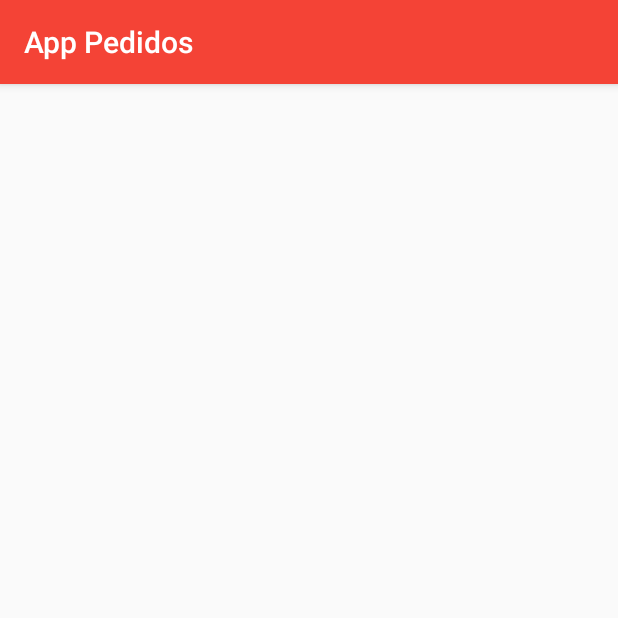
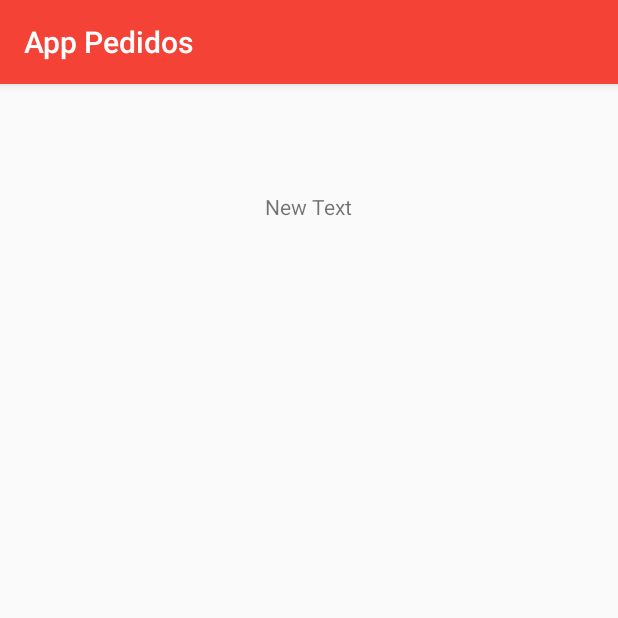
Before and after one commit to gfernandez21/AppPedidos, an Android app: the CantidadActivity screen opened directly, with no data from a screen before it, on a phone screen of 412 x 824 dp, the top half of it. Run offline under Robolectric (Android 15) with nearby library versions, the phone set to English and light mode, and no system bars.

Commit message:
cambios 6

```diff
--- a/app/src/main/AndroidManifest.xml
+++ b/app/src/main/AndroidManifest.xml
@@ -39,7 +39,6 @@
         <activity
             android:name=".ModificarActivity"
             android:label="@string/title_ModificarActivity" />
-        <activity android:name=".NavActivity" />
         <activity android:name=".CantidadActivity" />
         <activity
             android:name=".Correo"
--- a/app/src/main/java/net/gabrielf/apppedidos/CantidadActivity.java
+++ b/app/src/main/java/net/gabrielf/apppedidos/CantidadActivity.java
@@ -2,12 +2,18 @@ package net.gabrielf.apppedidos;
 
 import android.support.v7.app.AppCompatActivity;
 import android.os.Bundle;
+import android.widget.TextView;
 
 public class CantidadActivity extends AppCompatActivity {
-
+    private TextView lblmensaje;
     @Override
     protected void onCreate(Bundle savedInstanceState) {
         super.onCreate(savedInstanceState);
         setContentView(R.layout.activity_cantidad);
+        lblmensaje=(TextView)findViewById(R.id.lbl_mensaje);
+        Bundle parametros=getIntent().getExtras();
+        if (parametros != null){
+            lblmensaje.setText(parametros.getString("data"));
+        }
     }
 }
--- a/app/src/main/java/net/gabrielf/apppedidos/MainActivity.java
+++ b/app/src/main/java/net/gabrielf/apppedidos/MainActivity.java
@@ -1,5 +1,6 @@
 package net.gabrielf.apppedidos;
 
+import android.support.design.widget.NavigationView;
 import android.support.v7.app.AppCompatActivity;
 import android.os.Bundle;
 import android.view.View;
--- a/app/src/main/res/layout/activity_cantidad.xml
+++ b/app/src/main/res/layout/activity_cantidad.xml
@@ -9,4 +9,12 @@
     android:paddingTop="@dimen/activity_vertical_margin"
     tools:context="net.gabrielf.apppedidos.CantidadActivity">
 
+    <TextView
+        android:layout_width="wrap_content"
+        android:layout_height="wrap_content"
+        android:text="New Text"
+        android:id="@+id/lbl_mensaje"
+        android:layout_alignParentTop="true"
+        android:layout_centerHorizontal="true"
+        android:layout_marginTop="56dp" />
 </RelativeLayout>
--- a/app/src/main/res/layout/nav_header_navigation.xml
+++ b/app/src/main/res/layout/nav_header_navigation.xml
@@ -16,14 +16,15 @@
         android:layout_width="wrap_content"
         android:layout_height="wrap_content"
         android:paddingTop="@dimen/nav_header_vertical_spacing"
-        android:src="@android:drawable/sym_def_app_icon" />
+        android:src="@mipmap/pizza_slice_48" />
 
     <TextView
         android:layout_width="match_parent"
         android:layout_height="wrap_content"
         android:paddingTop="@dimen/nav_header_vertical_spacing"
         android:text="Android Studio"
-        android:textAppearance="@style/TextAppearance.AppCompat.Body1" />
+        android:textAppearance="@style/TextAppearance.AppCompat.Body1"
+        android:id="@+id/tv_test" />
 
     <TextView
         android:id="@+id/textView"
```
Also changed, not shown: app/src/main/java/net/gabrielf/apppedidos/DatabaseHelper.java (+26 -0 lines), app/src/main/java/net/gabrielf/apppedidos/ListaActivity.java (+8 -3 lines), app/src/main/java/net/gabrielf/apppedidos/NavigationActivity.java (+16 -0 lines).
